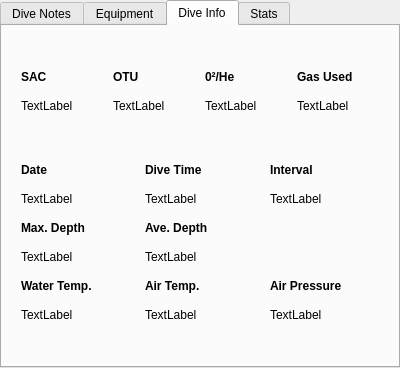
Old version of the form qt-ui/maintab.ui in the repository subsurface/subsurface.
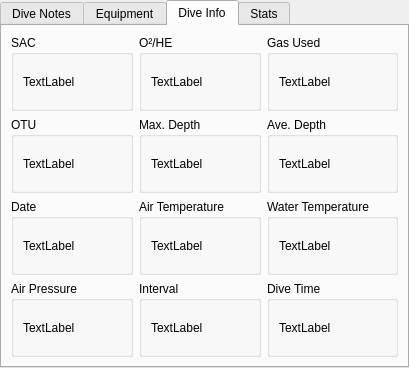
New version of the form. The open tabs and pages were chosen to show the change. Custom widgets are drawn as their Qt base class.

Commit message:
This is a redesign-tryout of the Info panel.
This is a redesign-tryout of the info panel, it's not the way
that I want to do, actually - I think that textual representations
are quite boring, and we can do much better if we use better widgets,
for instance, a Calendar to show the date, a Termometer to show
the temperatures and so on. This version has a fixed layout, but
I'll most probably try to make it more dynamic in the future.

```diff
--- a/qt-ui/maintab.ui
+++ b/qt-ui/maintab.ui
@@ -6,7 +6,7 @@
    <rect>
     <x>0</x>
     <y>0</y>
-    <width>400</width>
+    <width>409</width>
     <height>368</height>
    </rect>
   </property>
@@ -214,105 +214,30 @@
    <attribute name="title">
     <string>Dive Info</string>
    </attribute>
-   <layout class="QVBoxLayout" name="verticalLayout">
-    <item>
-     <spacer name="verticalSpacer_4">
-      <property name="orientation">
-       <enum>Qt::Vertical</enum>
-      </property>
-      <property name="sizeHint" stdset="0">
-       <size>
-        <width>20</width>
-        <height>40</height>
-       </size>
-      </property>
-     </spacer>
-    </item>
-    <item>
-     <layout class="QGridLayout" name="diveInfoUpperGridLayout">
-      <property name="horizontalSpacing">
-       <number>10</number>
-      </property>
-      <property name="verticalSpacing">
-       <number>15</number>
-      </property>
-      <property name="margin">
-       <number>10</number>
-      </property>
+   <layout class="QGridLayout" name="gridLayout">
       <item row="0" column="0">
-       <widget class="QLabel" name="sacLabel">
-        <property name="font">
-         <font>
-          <weight>75</weight>
-          <bold>true</bold>
-         </font>
-        </property>
-        <property name="text">
+     <widget class="QGroupBox" name="groupBox">
+      <property name="title">
          <string>SAC</string>
         </property>
-       </widget>
-      </item>
-      <item row="0" column="1">
-       <widget class="QLabel" name="outLabel">
-        <property name="font">
-         <font>
-          <weight>75</weight>
-          <bold>true</bold>
-         </font>
-        </property>
-        <property name="text">
-         <string>OTU</string>
-        </property>
-       </widget>
-      </item>
-      <item row="0" column="2">
-       <widget class="QLabel" name="oxygenHeliumLabel">
-        <property name="font">
-         <font>
-          <weight>75</weight>
-          <bold>true</bold>
-         </font>
-        </property>
-        <property name="text">
-         <string>0²/He</string>
-        </property>
-       </widget>
-      </item>
-      <item row="0" column="3">
-       <widget class="QLabel" name="gasUsedLabel">
-        <property name="font">
-         <font>
-          <weight>75</weight>
-          <bold>true</bold>
-         </font>
-        </property>
-        <property name="text">
-         <string>Gas Used</string>
-        </property>
-       </widget>
-      </item>
-      <item row="1" column="3">
-       <widget class="QLabel" name="gasUsedText">
-        <property name="text">
-         <string>TextLabel</string>
-        </property>
-       </widget>
-      </item>
-      <item row="1" column="0">
+      <layout class="QHBoxLayout" name="horizontalLayout_2">
+       <item>
        <widget class="QLabel" name="sacText">
         <property name="text">
          <string>TextLabel</string>
         </property>
        </widget>
       </item>
-      <item row="1" column="1">
-       <widget class="QLabel" name="otuText">
-        <property name="text">
-         <string>TextLabel</string>
-        </property>
-       </widget>
-      </item>
-      <item row="1" column="2">
+      </layout>
+     </widget>
+    </item>
+    <item row="0" column="1">
+     <widget class="QGroupBox" name="groupBox_3">
+      <property name="title">
+       <string>O²/HE</string>
+      </property>
+      <layout class="QHBoxLayout" name="horizontalLayout_4">
+       <item>
        <widget class="QLabel" name="oxygenHeliumText">
         <property name="text">
          <string>TextLabel</string>
@@ -320,202 +245,167 @@
        </widget>
       </item>
      </layout>
+     </widget>
     </item>
-    <item>
-     <spacer name="verticalSpacer_3">
-      <property name="orientation">
-       <enum>Qt::Vertical</enum>
+    <item row="1" column="0">
+     <widget class="QGroupBox" name="groupBox_2">
+      <property name="title">
+       <string>OTU</string>
       </property>
-      <property name="sizeHint" stdset="0">
-       <size>
-        <width>20</width>
-        <height>40</height>
-       </size>
-      </property>
-     </spacer>
-    </item>
+      <layout class="QHBoxLayout" name="horizontalLayout_3">
     <item>
-     <layout class="QGridLayout" name="diveInfoLowerGridLayout">
-      <property name="margin">
-       <number>10</number>
-      </property>
-      <property name="spacing">
-       <number>15</number>
-      </property>
-      <item row="0" column="0">
-       <widget class="QLabel" name="dateLabel">
-        <property name="font">
-         <font>
-          <weight>75</weight>
-          <bold>true</bold>
-         </font>
-        </property>
+        <widget class="QLabel" name="otuText">
         <property name="text">
+          <string>TextLabel</string>
+         </property>
+        </widget>
+       </item>
+      </layout>
+     </widget>
+    </item>
+    <item row="4" column="0">
+     <widget class="QGroupBox" name="groupBox_5">
+      <property name="title">
          <string>Date</string>
         </property>
-       </widget>
-      </item>
-      <item row="3" column="0">
-       <widget class="QLabel" name="maximumDepthText">
+      <layout class="QHBoxLayout" name="horizontalLayout_6">
+       <item>
+        <widget class="QLabel" name="dateText">
         <property name="text">
          <string>TextLabel</string>
         </property>
        </widget>
       </item>
-      <item row="4" column="0">
-       <widget class="QLabel" name="waterTempertureLabel">
-        <property name="font">
-         <font>
-          <weight>75</weight>
-          <bold>true</bold>
-         </font>
-        </property>
-        <property name="text">
-         <string>Water Temp.</string>
-        </property>
-       </widget>
-      </item>
-      <item row="5" column="1">
-       <widget class="QLabel" name="airTemperatureText">
-        <property name="text">
-         <string>TextLabel</string>
-        </property>
-       </widget>
-      </item>
-      <item row="1" column="1">
-       <widget class="QLabel" name="diveTimeText">
-        <property name="text">
-         <string>TextLabel</string>
-        </property>
-       </widget>
-      </item>
-      <item row="1" column="2">
-       <widget class="QLabel" name="surfaceIntervalText">
-        <property name="text">
-         <string>TextLabel</string>
-        </property>
-       </widget>
-      </item>
-      <item row="4" column="2">
-       <widget class="QLabel" name="airPressureLabel">
-        <property name="font">
-         <font>
-          <weight>75</weight>
-          <bold>true</bold>
-         </font>
-        </property>
-        <property name="text">
+      </layout>
+     </widget>
+    </item>
+    <item row="5" column="0">
+     <widget class="QGroupBox" name="groupBox_10">
+      <property name="title">
          <string>Air Pressure</string>
         </property>
-       </widget>
-      </item>
-      <item row="2" column="1">
-       <widget class="QLabel" name="averageDepthLabel">
-        <property name="font">
-         <font>
-          <weight>75</weight>
-          <bold>true</bold>
-         </font>
-        </property>
+      <layout class="QHBoxLayout" name="horizontalLayout_10">
+       <item>
+        <widget class="QLabel" name="airPressureText">
+         <property name="text">
+          <string>TextLabel</string>
+         </property>
+        </widget>
+       </item>
+      </layout>
+     </widget>
+    </item>
+    <item row="4" column="1">
+     <widget class="QGroupBox" name="groupBox_9">
+      <property name="title">
+       <string>Air Temperature</string>
+      </property>
+      <layout class="QHBoxLayout" name="horizontalLayout_11">
+       <item>
+        <widget class="QLabel" name="airTemperatureText">
         <property name="text">
-         <string>Ave. Depth</string>
+          <string>TextLabel</string>
         </property>
        </widget>
       </item>
-      <item row="2" column="0">
-       <widget class="QLabel" name="maximumDepthLabel">
-        <property name="font">
-         <font>
-          <weight>75</weight>
-          <bold>true</bold>
-         </font>
-        </property>
+      </layout>
+     </widget>
+    </item>
+    <item row="0" column="2">
+     <widget class="QGroupBox" name="groupBox_4">
+      <property name="title">
+       <string>Gas Used</string>
+      </property>
+      <layout class="QHBoxLayout" name="horizontalLayout_5">
+       <item>
+        <widget class="QLabel" name="gasUsedText">
         <property name="text">
+          <string>TextLabel</string>
+         </property>
+        </widget>
+       </item>
+      </layout>
+     </widget>
+    </item>
+    <item row="1" column="1">
+     <widget class="QGroupBox" name="groupBox_6">
+      <property name="title">
          <string>Max. Depth</string>
         </property>
-       </widget>
-      </item>
-      <item row="4" column="1">
-       <widget class="QLabel" name="airTempertatureLabel">
-        <property name="font">
-         <font>
-          <weight>75</weight>
-          <bold>true</bold>
-         </font>
-        </property>
+      <layout class="QHBoxLayout" name="horizontalLayout_7">
+       <item>
+        <widget class="QLabel" name="maximumDepthText">
         <property name="text">
-         <string>Air Temp.</string>
+          <string>TextLabel</string>
         </property>
        </widget>
       </item>
-      <item row="3" column="1">
+      </layout>
+     </widget>
+    </item>
+    <item row="1" column="2">
+     <widget class="QGroupBox" name="groupBox_7">
+      <property name="title">
+       <string>Ave. Depth</string>
+      </property>
+      <layout class="QHBoxLayout" name="horizontalLayout_8">
+       <item>
        <widget class="QLabel" name="averageDepthText">
         <property name="text">
          <string>TextLabel</string>
         </property>
        </widget>
       </item>
-      <item row="5" column="2">
-       <widget class="QLabel" name="airPressureText">
-        <property name="text">
-         <string>TextLabel</string>
-        </property>
-       </widget>
-      </item>
-      <item row="5" column="0">
+      </layout>
+     </widget>
+    </item>
+    <item row="4" column="2">
+     <widget class="QGroupBox" name="groupBox_8">
+      <property name="title">
+       <string>Water Temperature</string>
+      </property>
+      <layout class="QHBoxLayout" name="horizontalLayout_9">
+       <item>
        <widget class="QLabel" name="waterTemperatureText">
         <property name="text">
          <string>TextLabel</string>
         </property>
        </widget>
       </item>
-      <item row="1" column="0">
-       <widget class="QLabel" name="dateText">
-        <property name="text">
-         <string>TextLabel</string>
-        </property>
-       </widget>
-      </item>
-      <item row="0" column="2">
-       <widget class="QLabel" name="surfaceIntervalLabel">
-        <property name="font">
-         <font>
-          <weight>75</weight>
-          <bold>true</bold>
-         </font>
-        </property>
-        <property name="text">
+      </layout>
+     </widget>
+    </item>
+    <item row="5" column="1">
+     <widget class="QGroupBox" name="groupBox_12">
+      <property name="title">
          <string>Interval</string>
         </property>
-       </widget>
-      </item>
-      <item row="0" column="1">
-       <widget class="QLabel" name="diveTimeLabel">
-        <property name="font">
-         <font>
-          <weight>75</weight>
-          <bold>true</bold>
-         </font>
-        </property>
+      <layout class="QHBoxLayout" name="horizontalLayout_13">
+       <item>
+        <widget class="QLabel" name="surfaceIntervalText">
         <property name="text">
+          <string>TextLabel</string>
+         </property>
+        </widget>
+       </item>
+      </layout>
+     </widget>
+    </item>
+    <item row="5" column="2">
+     <widget class="QGroupBox" name="groupBox_11">
+      <property name="title">
          <string>Dive Time</string>
         </property>
-       </widget>
-      </item>
-     </layout>
-    </item>
+      <layout class="QHBoxLayout" name="horizontalLayout_12">
     <item>
-     <spacer name="verticalSpacer">
-      <property name="orientation">
-       <enum>Qt::Vertical</enum>
-      </property>
-      <property name="sizeHint" stdset="0">
-       <size>
-        <width>20</width>
-        <height>40</height>
-       </size>
-      </property>
-     </spacer>
+        <widget class="QLabel" name="diveTimeText">
+         <property name="text">
+          <string>TextLabel</string>
+         </property>
+        </widget>
+       </item>
+      </layout>
+     </widget>
     </item>
    </layout>
   </widget>
```
Left out of the diff: 2 changed lines with no effect on the pictures. Lines whose indentation alone changed are shown as unchanged.
